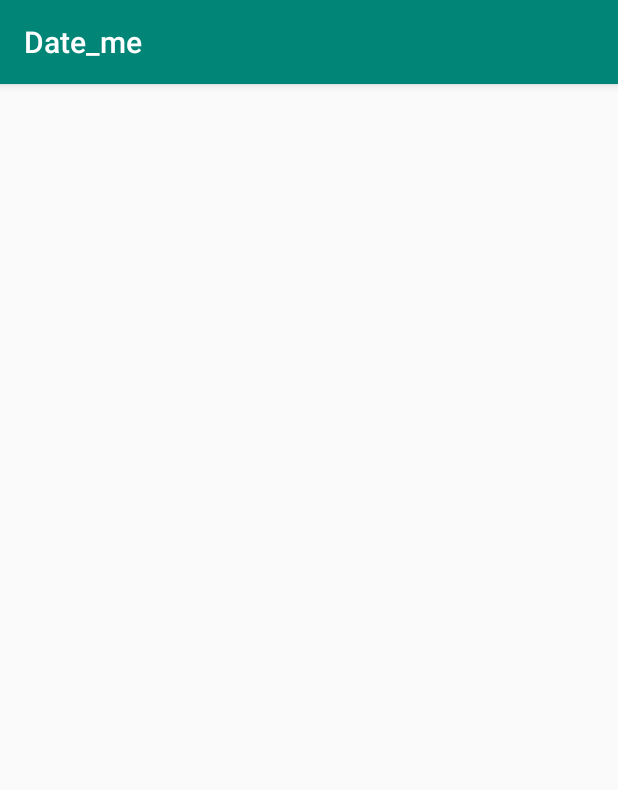
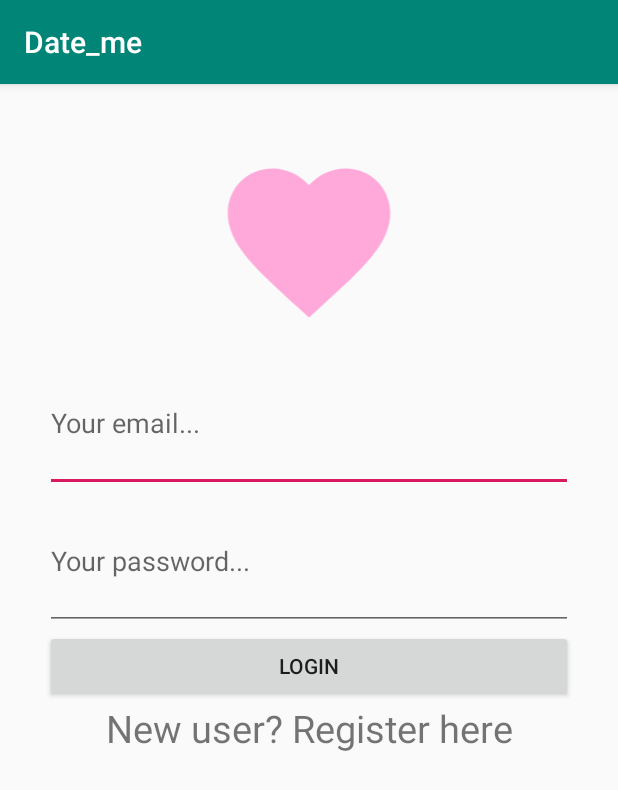
Before and after one commit to RuzindanaWendyOrnella/Date-me-App, an Android app: the LoginActivity screen opened directly, with no data from a screen before it, on a phone screen of 412 x 824 dp. Shown: the top 790 px of the screen. Run offline under Robolectric (Android 15) with nearby library versions, the light colour scheme and no system bars; our stand-ins replace ButterKnife, Firebase (no records; nobody signed in at launch, a user with empty details on screens opened directly).

Commit message:
Set the login activity

```diff
--- a/app/build.gradle
+++ b/app/build.gradle
@@ -32,4 +32,7 @@ dependencies {
     testImplementation 'junit:junit:4.12'
     androidTestImplementation 'androidx.test.ext:junit:1.1.1'
     androidTestImplementation 'androidx.test.espresso:espresso-core:3.2.0'
+    implementation 'com.jakewharton:butterknife:10.2.0'
+    annotationProcessor 'com.jakewharton:butterknife-compiler:10.2.0'
+
 }
--- a/app/src/main/java/com/moringaschool/date_me/LoginActivity.java
+++ b/app/src/main/java/com/moringaschool/date_me/LoginActivity.java
@@ -1,14 +1,113 @@
 package com.moringaschool.date_me;
 
+import androidx.annotation.NonNull;
 import androidx.appcompat.app.AppCompatActivity;
 
+import android.app.ProgressDialog;
+import android.content.Intent;
 import android.os.Bundle;
+import android.view.View;
+import android.widget.Button;
+import android.widget.EditText;
+import android.widget.TextView;
+import android.widget.Toast;
 
-public class LoginActivity extends AppCompatActivity {
+import com.google.android.gms.tasks.OnCompleteListener;
+import com.google.android.gms.tasks.Task;
+import com.google.firebase.auth.AuthResult;
+import com.google.firebase.auth.FirebaseAuth;
+import com.google.firebase.auth.FirebaseUser;
+
+import butterknife.BindView;
+import butterknife.ButterKnife;
+
+public class LoginActivity extends AppCompatActivity implements View.OnClickListener {
+
+    @BindView(R.id.emailEditText) EditText loginEmail;
+    @BindView(R.id.passEditText) EditText loginPassword;
+    @BindView(R.id.loginButton) Button loginButton;
+    @BindView(R.id.toSignUp) TextView toSignUp;
+
+    private FirebaseAuth firebaseAuth;
+    private FirebaseAuth.AuthStateListener authStateListener;
+
+    private ProgressDialog progressDialog;
 
     @Override
     protected void onCreate(Bundle savedInstanceState) {
         super.onCreate(savedInstanceState);
         setContentView(R.layout.activity_login);
+        ButterKnife.bind(this);
+        toSignUp.setOnClickListener(this);
+        loginButton.setOnClickListener(this);
+
+        firebaseAuth=FirebaseAuth.getInstance();
+        authStateListener = new FirebaseAuth.AuthStateListener() {
+            @Override
+            public void onAuthStateChanged(@NonNull FirebaseAuth firebaseAuth) {
+                FirebaseUser user = firebaseAuth.getCurrentUser();
+                if (user != null){
+                    Intent intent = new Intent(LoginActivity.this, MainActivity.class);
+                    intent.setFlags(Intent.FLAG_ACTIVITY_NEW_TASK | intent.FLAG_ACTIVITY_CLEAR_TASK);
+                    startActivity(intent);
+                    finish();
+                }
+            }
+        };
+        createAuthProgressDialog();
+    }
+
+    private void createAuthProgressDialog(){
+        progressDialog = new ProgressDialog(this);
+        progressDialog.setTitle("Loading...");
+        progressDialog.setMessage("Authenticating with Firebase...");
+        progressDialog.setCancelable(false);
+    }
+
+    @Override
+    public void onClick(View v) {
+        if (v == toSignUp){
+            Intent intent = new Intent(LoginActivity.this, SignupActivity.class);
+            startActivity(intent);
+            finish();
+        }
+
+        if (v == loginButton){
+            loginWithPassword();
+            Intent intent = new Intent(LoginActivity.this, MainActivity.class);
+            startActivity(intent);
+        }
+    }
+
+    private void loginWithPassword(){
+        String email = loginEmail.getText().toString().trim();
+        String password = loginPassword.getText().toString().trim();
+        firebaseAuth.signInWithEmailAndPassword(email, password).addOnCompleteListener(this, new OnCompleteListener<AuthResult>() {
+            @Override
+            public void onComplete(@NonNull Task<AuthResult> task) {
+                if (!task.isSuccessful()){
+                    Toast.makeText(LoginActivity.this, "Authentication failed", Toast.LENGTH_SHORT).show();
+                }
+            }
+        });
+        if (email.equals("")){
+            loginEmail.setError("Please enter your Email");
+            return;
+        }
+        if (password.equals("")){
+            loginPassword.setError("Password cannot be blank");
+            return;
+        }
+
+        progressDialog.show();
+        firebaseAuth.signInWithEmailAndPassword(email, password).addOnCompleteListener(this, new OnCompleteListener<AuthResult>() {
+            @Override
+            public void onComplete(@NonNull Task<AuthResult> task) {
+                progressDialog.dismiss();
+                if (!task.isSuccessful()){
+                    Toast.makeText(LoginActivity.this, "Authentication failed", Toast.LENGTH_LONG);
+                }
+            }
+        });
     }
 }
--- a/app/src/main/res/layout/activity_login.xml
+++ b/app/src/main/res/layout/activity_login.xml
@@ -4,7 +4,46 @@
     xmlns:tools="http://schemas.android.com/tools"
     android:layout_width="match_parent"
     android:layout_height="match_parent"
-    tools:context=".LoginActivity">
+    tools:context=".LoginActivity"
+    android:orientation="vertical"
+    android:padding="30dp">
+
+    <ImageView
+        android:layout_width="match_parent"
+        android:layout_height="150dp"
+        android:src="@drawable/ic_favorite_black_24dp"
+        android:padding="10dp"
+        />
+
+    <EditText
+        android:id="@+id/emailEditText"
+        android:layout_width="match_parent"
+        android:layout_height="92dp"
+        android:ems="10"
+        android:inputType="textEmailAddress"
+        android:hint="Your email..."/>
+
+    <EditText
+        android:id="@+id/passEditText"
+        android:layout_width="match_parent"
+        android:layout_height="92dp"
+        android:ems="10"
+        android:inputType="textPassword"
+        android:hint="Your password..."/>
+
+    <Button
+        android:id="@+id/loginButton"
+        android:layout_width="match_parent"
+        android:layout_height="wrap_content"
+        android:text="Login" />
+
+    <TextView
+        android:id="@+id/toSignUp"
+        android:layout_width="match_parent"
+        android:layout_height="49dp"
+        android:text="New user? Register here"
+        android:textAlignment="center"
+        android:textSize="25sp" />
 
 
 </LinearLayout>
```
